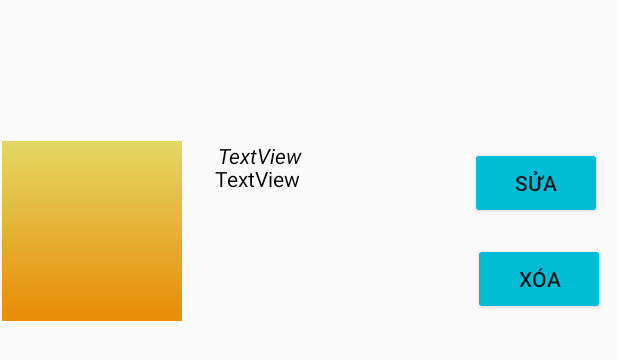
After one commit to MinhThinhrine/MobileProject, an Android app: the layout single_product.xml on its own in the app's theme, with its tools: preview values and no code run, on a phone screen of 412 x 824 dp. The commit adds this screen. Shown: the top 360 px of the screen. Run offline under Robolectric (Android 15) with nearby library versions, the phone set to English and light mode, and no system bars.

Commit message:
manage product

```diff
--- /dev/null
+++ b/app/src/main/res/layout/single_product.xml
@@ -0,0 +1,91 @@
+<?xml version="1.0" encoding="utf-8"?>
+<androidx.constraintlayout.widget.ConstraintLayout xmlns:android="http://schemas.android.com/apk/res/android"
+    xmlns:app="http://schemas.android.com/apk/res-auto"
+    xmlns:tools="http://schemas.android.com/tools"
+    android:layout_width="match_parent"
+    android:layout_height="match_parent">
+
+    <LinearLayout
+        android:layout_width="409dp"
+        android:layout_height="120dp"
+        android:layout_marginStart="1dp"
+        android:layout_marginTop="1dp"
+        android:layout_marginEnd="1dp"
+        android:layout_marginBottom="610dp"
+        android:orientation="horizontal"
+        app:layout_constraintBottom_toBottomOf="parent"
+        app:layout_constraintEnd_toEndOf="parent"
+        app:layout_constraintHorizontal_bias="1.0"
+        app:layout_constraintStart_toStartOf="parent"
+        app:layout_constraintTop_toTopOf="parent"
+        app:layout_constraintVertical_bias="1.0">
+
+        <ImageView
+            android:id="@+id/imageView3"
+            android:layout_width="120dp"
+            android:layout_height="120dp"
+            android:background="@drawable/background_login" />
+
+        <androidx.constraintlayout.widget.ConstraintLayout
+            android:layout_width="match_parent"
+            android:layout_height="match_parent">
+
+            <TextView
+                android:id="@+id/Ten_pd"
+                android:layout_width="132dp"
+                android:layout_height="31dp"
+                android:layout_marginStart="16dp"
+                android:layout_marginEnd="8dp"
+                android:layout_marginBottom="73dp"
+                android:text="TextView"
+                android:textColor="#000000"
+                app:layout_constraintBottom_toBottomOf="parent"
+                app:layout_constraintEnd_toStartOf="@+id/button"
+                app:layout_constraintStart_toStartOf="parent"
+                app:layout_constraintTop_toBottomOf="@+id/button"
+                app:layout_constraintVertical_bias="1.0" />
+
+            <Button
+                android:id="@+id/button"
+                android:layout_width="wrap_content"
+                android:layout_height="wrap_content"
+                android:layout_marginStart="24dp"
+                android:layout_marginTop="24dp"
+                android:layout_marginEnd="3dp"
+                android:layout_marginBottom="8dp"
+                android:backgroundTint="#00BCD4"
+                android:text="Sửa"
+                app:layout_constraintBottom_toTopOf="@+id/button2"
+                app:layout_constraintEnd_toEndOf="parent"
+                app:layout_constraintHorizontal_bias="0.0"
+                app:layout_constraintStart_toEndOf="@+id/Ten_pd"
+                app:layout_constraintTop_toTopOf="parent" />
+
+            <Button
+                android:id="@+id/button2"
+                android:layout_width="wrap_content"
+                android:layout_height="wrap_content"
+                android:layout_marginStart="190dp"
+                android:layout_marginTop="8dp"
+                android:layout_marginEnd="3dp"
+                android:layout_marginBottom="24dp"
+                android:backgroundTint="#00BCD4"
+                android:text="Xóa"
+                app:layout_constraintBottom_toBottomOf="parent"
+                app:layout_constraintEnd_toEndOf="parent"
+                app:layout_constraintStart_toStartOf="parent"
+                app:layout_constraintTop_toBottomOf="@+id/button" />
+
+            <TextView
+                android:id="@+id/textView4"
+                android:layout_width="88dp"
+                android:layout_height="28dp"
+                android:layout_marginStart="24dp"
+                android:text="TextView"
+                android:textColor="#000000"
+                android:textStyle="italic"
+                app:layout_constraintStart_toStartOf="parent"
+                tools:layout_editor_absoluteY="70dp" />
+        </androidx.constraintlayout.widget.ConstraintLayout>
+    </LinearLayout>
+</androidx.constraintlayout.widget.ConstraintLayout>
```
Also changed, not shown: app/src/main/res/layout/activity_add_user.xml (+11 -10 lines), app/src/main/res/layout/activity_manage_product.xml (added, +69 -0 lines), 1 other file.
